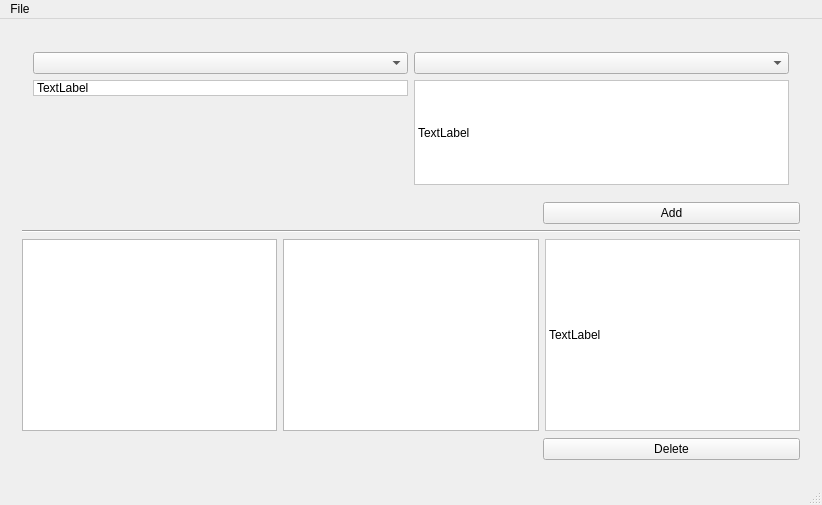
This is client/mainwindow.ui in Davidj361/cuTPS as Qt 5 draws it before an edit. The edited form follows.
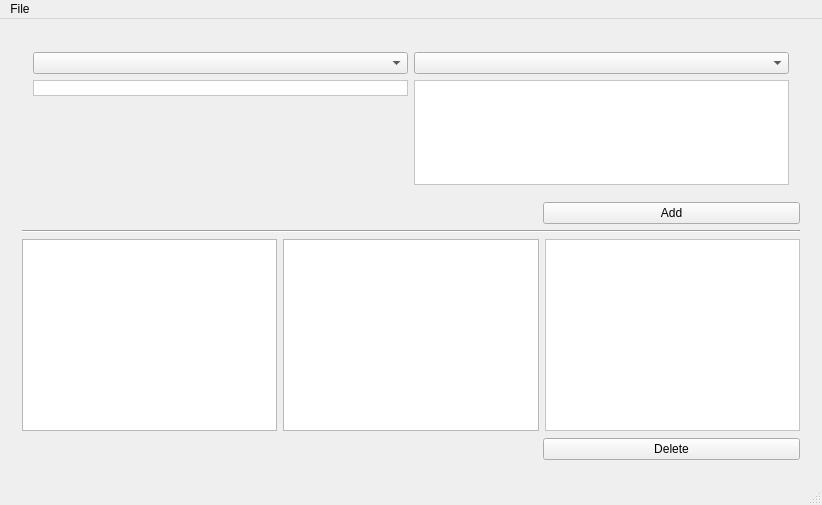
This is the edited form. Icons and pictures are not drawn.

Commit message: Forgot to give names for objects.

Patch:
```diff
--- a/client/mainwindow.ui
+++ b/client/mainwindow.ui
@@ -805,7 +805,7 @@
               <enum>QFrame::StyledPanel</enum>
              </property>
              <property name="text">
-              <string>TextLabel</string>
+              <string/>
              </property>
             </widget>
            </item>
@@ -1262,7 +1262,7 @@
               <enum>QFrame::StyledPanel</enum>
              </property>
              <property name="text">
-              <string>TextLabel</string>
+              <string/>
              </property>
             </widget>
            </item>
@@ -1748,7 +1748,7 @@
              <enum>QFrame::StyledPanel</enum>
             </property>
             <property name="text">
-             <string>TextLabel</string>
+             <string/>
             </property>
            </widget>
           </item>
```
Left out of the diff: 16 changed lines with no effect on the pictures.
